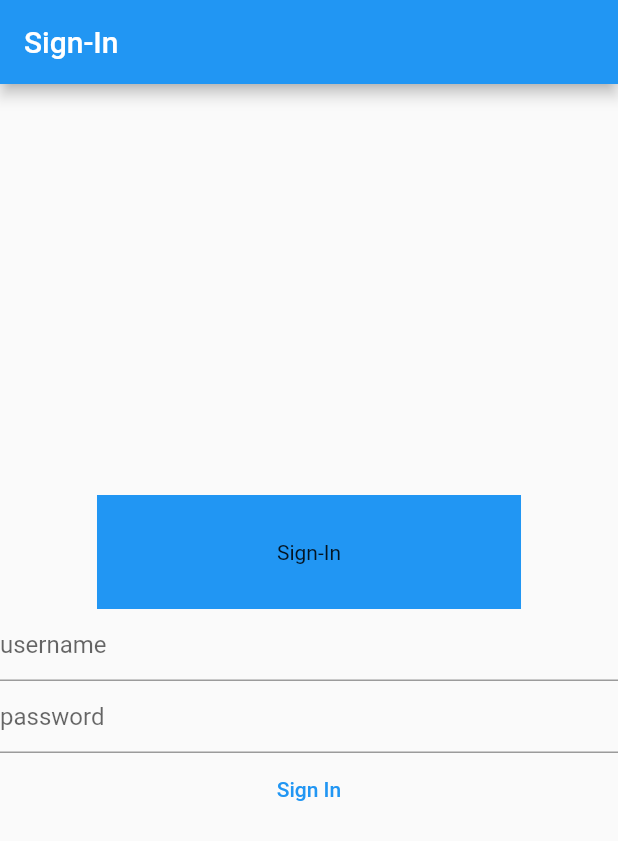
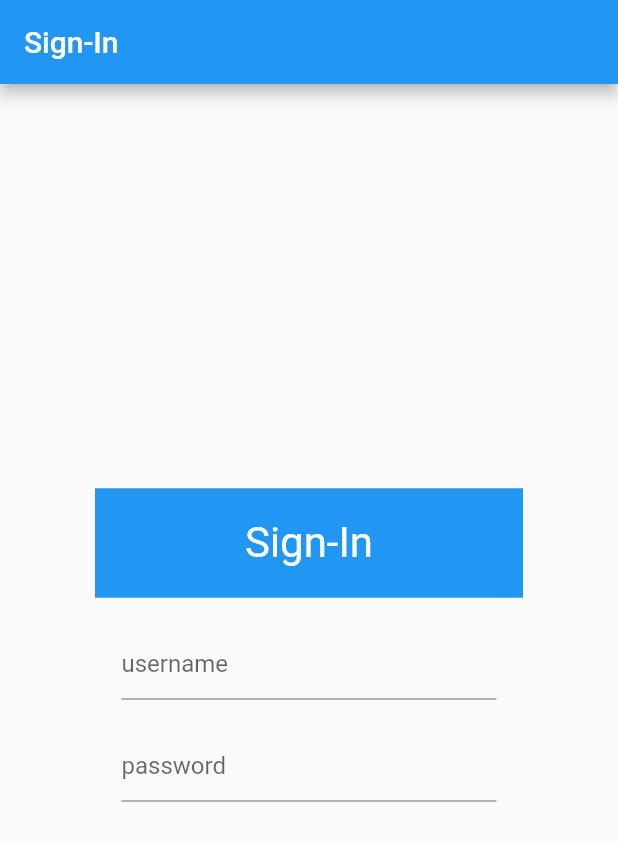
Before and after one commit to lukajincharadze/Flutter_Sign-in-form, a Flutter app: the screen it shows after launch, on a phone screen of 412 x 824 dp. Shown: the top 841 px of the screen. Run offline on Flutter 3.47's test engine with Material 2 defaults, Android fonts, the phone set to English and light mode, and no system bars.

Commit message:
Update main.dart

```diff
--- a/sign_in_form/lib/main.dart
+++ b/sign_in_form/lib/main.dart
@@ -19,15 +19,18 @@ class MyApp extends StatelessWidget {
         appBar: AppBar(
           title: Text("Sign-In"),
         ),
-        body: Column(
+        body: Center(
+          child: Column(
             mainAxisAlignment: MainAxisAlignment.center,
             children: [
               Container (
-              child: Text("Sign-In"),
+                child: Text("Sign-In", style: TextStyle(fontSize: 28, color: Colors.white),),
                 color: Colors.blue,
-              padding: EdgeInsets.only(left: 120, right: 120, top: 30, bottom: 30),
+                padding: EdgeInsets.only(left: 100, right: 100, top: 20, bottom: 20),
               ),
               Container (
+                width: 250,
+                padding: EdgeInsets.only(top: 20, bottom: 20),
                 child: TextField(
                   decoration: InputDecoration(
                     hintText: "username"
@@ -35,16 +38,16 @@ class MyApp extends StatelessWidget {
                 ),
               ),
               Container (
+                width: 250,
+                padding: EdgeInsets.only(bottom: 20),
                 child: TextField(
                   decoration: InputDecoration(
                       hintText: "password"
                   ),
                 ),
               ),
-            Container (
-              child: TextButton(onPressed: () {}, child: Text("Sign In")),
+            ],
           ),
-          ],
         ),
       ),
     );
```
Lines whose indentation alone changed are shown as unchanged.
